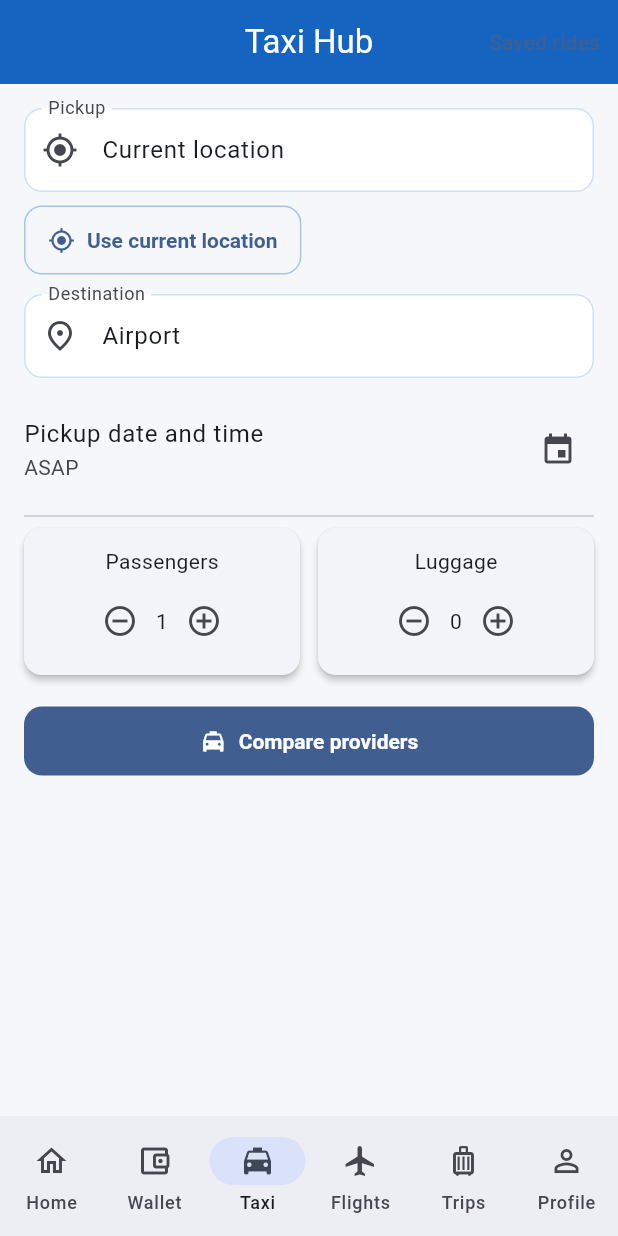
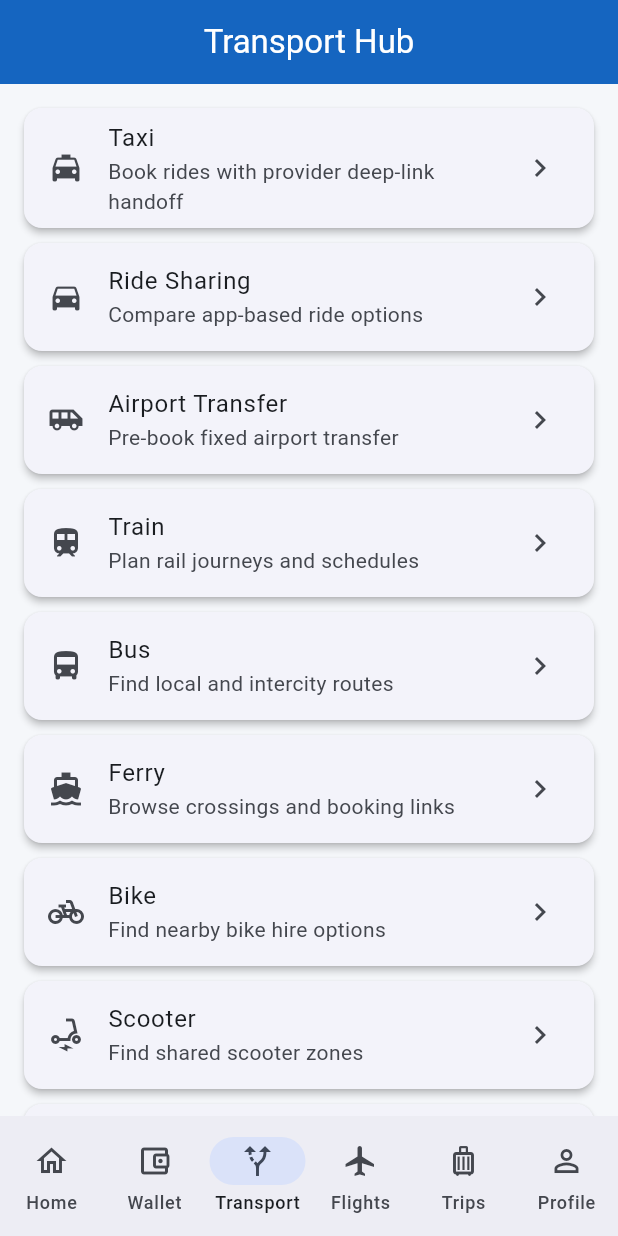
Before and after one commit to LML2026/Travel-Super-App, a Flutter app: the screen it shows once a user with an empty profile is signed in, item 3 of the bottom bar chosen, on a phone screen of 412 x 824 dp. Run offline on Flutter 3.47's test engine with Material 3 defaults, Android fonts, the phone set to English and light mode, and no system bars; our stand-ins replace cloud_firestore, dio, equatable, firebase_auth, firebase_core, flutter_dotenv and 5 more; accounts and stored records are empty; statements that could not run were skipped.

Commit message:
feat(transport): add mobility hub and nest taxi under transport

```diff
--- a/lib/app/app_routes.dart
+++ b/lib/app/app_routes.dart
@@ -38,6 +38,7 @@ enum AppRoute {
   emailVerification,
   home,
   wallet,
+  transport,
   taxi,
   taxiResults,
   taxiBookingDetails,
@@ -82,14 +83,16 @@ extension AppRouteConfig on AppRoute {
         return '/home';
       case AppRoute.wallet:
         return '/wallet';
+      case AppRoute.transport:
+        return '/transport';
       case AppRoute.taxi:
-        return '/taxi';
+        return '/transport/taxi';
       case AppRoute.taxiResults:
-        return '/taxi/results';
+        return '/transport/taxi/results';
       case AppRoute.taxiBookingDetails:
-        return '/taxi/booking-details';
+        return '/transport/taxi/booking-details';
       case AppRoute.savedRides:
-        return '/taxi/saved';
+        return '/transport/taxi/saved';
       case AppRoute.flights:
         return '/flights';
       case AppRoute.flightSearch:
@@ -140,6 +143,9 @@ extension AppNavigation on BuildContext {
   void goHome() => goNamed(AppRoute.home.routeName);
 
   Future<T?> pushWallet<T>() => pushNamed<T>(AppRoute.wallet.routeName);
+
+  Future<T?> pushTransport<T>() =>
+      pushNamed<T>(AppRoute.transport.routeName);
 
     Future<T?> pushTaxi<T>() => pushNamed<T>(AppRoute.taxi.routeName);
 
--- a/lib/app/route_groups/core_routes.dart
+++ b/lib/app/route_groups/core_routes.dart
@@ -6,6 +6,7 @@ import '../../features/destinations/destination_detail_page.dart';
 import '../../features/navigation/main_navigation_page.dart';
 import '../../features/profile/profile_page.dart';
 import '../../features/splash/splash_page.dart';
+import '../../features/transport/presentation/screens/transport_hub_page.dart';
 import '../../features/taxi/domain/entities/taxi_ride_request.dart';
 import '../../features/taxi/presentation/screens/saved_rides_page.dart';
 import '../../features/taxi/presentation/screens/taxi_booking_details_page.dart';
@@ -32,6 +33,11 @@ List<RouteBase> buildCoreRoutes() {
       name: AppRoute.wallet.routeName,
       path: AppRoute.wallet.path,
       builder: (context, state) => const WalletPage(),
+    ),
+    GoRoute(
+      name: AppRoute.transport.routeName,
+      path: AppRoute.transport.path,
+      builder: (context, state) => const TransportHubPage(),
     ),
     GoRoute(
       name: AppRoute.taxi.routeName,
--- a/lib/app/router.dart
+++ b/lib/app/router.dart
@@ -39,7 +39,7 @@ class _AuthRefreshListenable extends ChangeNotifier {
 bool _isProtectedPath(String path) {
   return path.startsWith('/home') ||
       path.startsWith('/wallet') ||
-  path.startsWith('/taxi') ||
+  path.startsWith('/transport') ||
       path.startsWith('/documents') ||
       path.startsWith('/trips');
 }
--- a/lib/features/navigation/main_navigation_page.dart
+++ b/lib/features/navigation/main_navigation_page.dart
@@ -1,5 +1,5 @@
 import 'package:flutter/material.dart';
-import 'package:travel_super_app/features/taxi/presentation/screens/taxi_search_page.dart';
+import 'package:travel_super_app/features/transport/presentation/screens/transport_hub_page.dart';
 import 'package:travel_super_app/features/trips/presentation/screens/trip_list_page.dart';
 import 'package:travel_super_app/features/wallet/presentation/screens/wallet_page.dart';
 import '../flights/pages/flights_page.dart';
@@ -19,7 +19,7 @@ class _MainNavigationPageState extends State<MainNavigationPage> {
   final List<Widget> _pages = const [
     HomePage(),
     WalletPage(),
-    TaxiSearchPage(),
+    TransportHubPage(),
     FlightsPage(),
     TripListPage(),
     ProfilePage(),
@@ -48,9 +48,9 @@ class _MainNavigationPageState extends State<MainNavigationPage> {
             label: 'Wallet',
           ),
           NavigationDestination(
-            icon: Icon(Icons.local_taxi_outlined),
-            selectedIcon: Icon(Icons.local_taxi),
-            label: 'Taxi',
+            icon: Icon(Icons.alt_route_outlined),
+            selectedIcon: Icon(Icons.alt_route),
+            label: 'Transport',
           ),
           NavigationDestination(
             icon: Icon(Icons.flight_outlined),
--- /dev/null
+++ b/lib/features/transport/presentation/screens/transport_hub_page.dart
@@ -0,0 +1,109 @@
+import 'package:flutter/material.dart';
+
+import '../../../../app/app_routes.dart';
+
+class TransportHubPage extends StatelessWidget {
+  const TransportHubPage({super.key});
+
+  @override
+  Widget build(BuildContext context) {
+    return Scaffold(
+      appBar: AppBar(
+        title: const Text('Transport Hub'),
+      ),
+      body: ListView(
+        padding: const EdgeInsets.all(16),
+        children: [
+          _TransportTile(
+            icon: Icons.local_taxi,
+            title: 'Taxi',
+            subtitle: 'Book rides with provider deep-link handoff',
+            onTap: () => context.pushTaxi(),
+          ),
+          _TransportTile(
+            icon: Icons.directions_car,
+            title: 'Ride Sharing',
+            subtitle: 'Compare app-based ride options',
+            onTap: () => _showComingSoon(context, 'Ride Sharing'),
+          ),
+          _TransportTile(
+            icon: Icons.airport_shuttle,
+            title: 'Airport Transfer',
+            subtitle: 'Pre-book fixed airport transfer',
+            onTap: () => _showComingSoon(context, 'Airport Transfer'),
+          ),
+          _TransportTile(
+            icon: Icons.train,
+            title: 'Train',
+            subtitle: 'Plan rail journeys and schedules',
+            onTap: () => _showComingSoon(context, 'Train'),
+          ),
+          _TransportTile(
+            icon: Icons.directions_bus,
+            title: 'Bus',
+            subtitle: 'Find local and intercity routes',
+            onTap: () => _showComingSoon(context, 'Bus'),
+          ),
+          _TransportTile(
+            icon: Icons.directions_boat,
+            title: 'Ferry',
+            subtitle: 'Browse crossings and booking links',
+            onTap: () => _showComingSoon(context, 'Ferry'),
+          ),
+          _TransportTile(
+            icon: Icons.pedal_bike,
+            title: 'Bike',
+            subtitle: 'Find nearby bike hire options',
+            onTap: () => _showComingSoon(context, 'Bike'),
+          ),
+          _TransportTile(
+            icon: Icons.electric_scooter,
+            title: 'Scooter',
+            subtitle: 'Find shared scooter zones',
+            onTap: () => _showComingSoon(context, 'Scooter'),
+          ),
+          _TransportTile(
+            icon: Icons.directions_walk,
+            title: 'Walking',
+            subtitle: 'Open walking route guidance',
+            onTap: () => _showComingSoon(context, 'Walking'),
+          ),
+        ],
+      ),
+    );
+  }
+
+  static void _showComingSoon(BuildContext context, String mode) {
+    ScaffoldMessenger.of(context).showSnackBar(
+      SnackBar(content: Text('$mode integration is coming soon.')),
+    );
+  }
+}
+
+class _TransportTile extends StatelessWidget {
+  const _TransportTile({
+    required this.icon,
+    required this.title,
+    required this.subtitle,
+    required this.onTap,
+  });
+
+  final IconData icon;
+  final String title;
+  final String subtitle;
+  final VoidCallback onTap;
+
+  @override
+  Widget build(BuildContext context) {
+    return Card(
+      margin: const EdgeInsets.only(bottom: 10),
+      child: ListTile(
+        leading: Icon(icon),
+        title: Text(title),
+        subtitle: Text(subtitle),
+        trailing: const Icon(Icons.chevron_right),
+        onTap: onTap,
+      ),
+    );
+  }
+}
```
